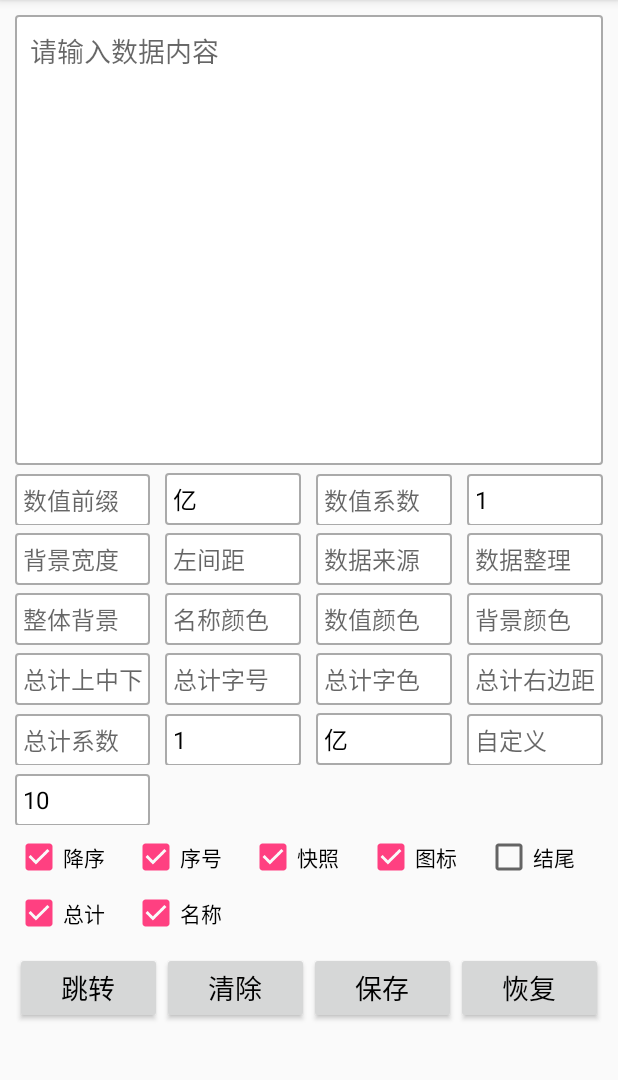
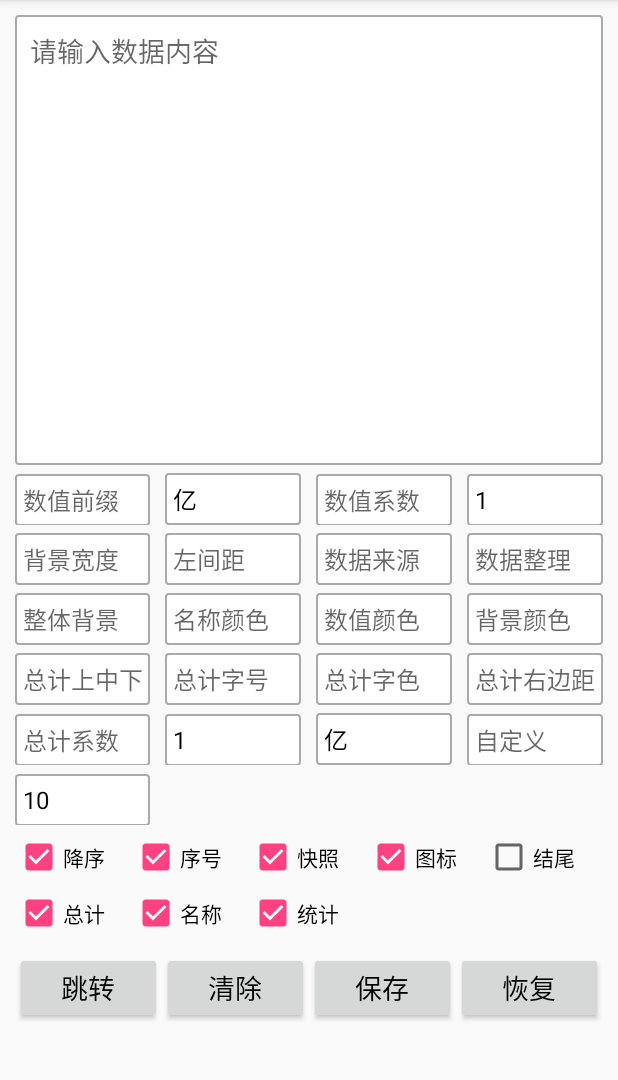
Before and after one commit to NBalls/QTan, an Android app: the VideoActivity screen opened directly, with no data from a screen before it, on a phone screen of 412 x 824 dp, the part 84-1164 px from its top. Run offline under Robolectric (Android 15) with nearby library versions, the phone set to English and light mode, and no system bars.

Commit message:
添加非数值类型数据统计

```diff
--- a/app/src/main/java/driver/chao/com/qtan/video/bean/DataInfo.java
+++ b/app/src/main/java/driver/chao/com/qtan/video/bean/DataInfo.java
@@ -25,4 +25,8 @@ public class DataInfo implements Serializable {
     public String lastContent = "";
     // money Icon
     public boolean isShowMoney = false;
+    // 是否统计数据
+    public boolean isStatistics = true;
+    // 自定义文案
+    public String valueContent = "";
 }
--- a/app/src/main/res/layout/activity_video.xml
+++ b/app/src/main/res/layout/activity_video.xml
@@ -577,12 +577,12 @@
             />
 
         <CheckBox
+            android:id="@+id/video_statistics"
             android:layout_width="wrap_content"
             android:layout_height="wrap_content"
             android:layout_weight="1"
             android:checked="true"
-            android:text="名称"
-            android:visibility="invisible"
+            android:text="统计"
             />
 
         <CheckBox
```
Also changed, not shown: app/src/main/java/driver/chao/com/qtan/video/VideoActivity.java (+8 -0 lines), app/src/main/java/driver/chao/com/qtan/video/VideoAdapter.java (+7 -3 lines).
